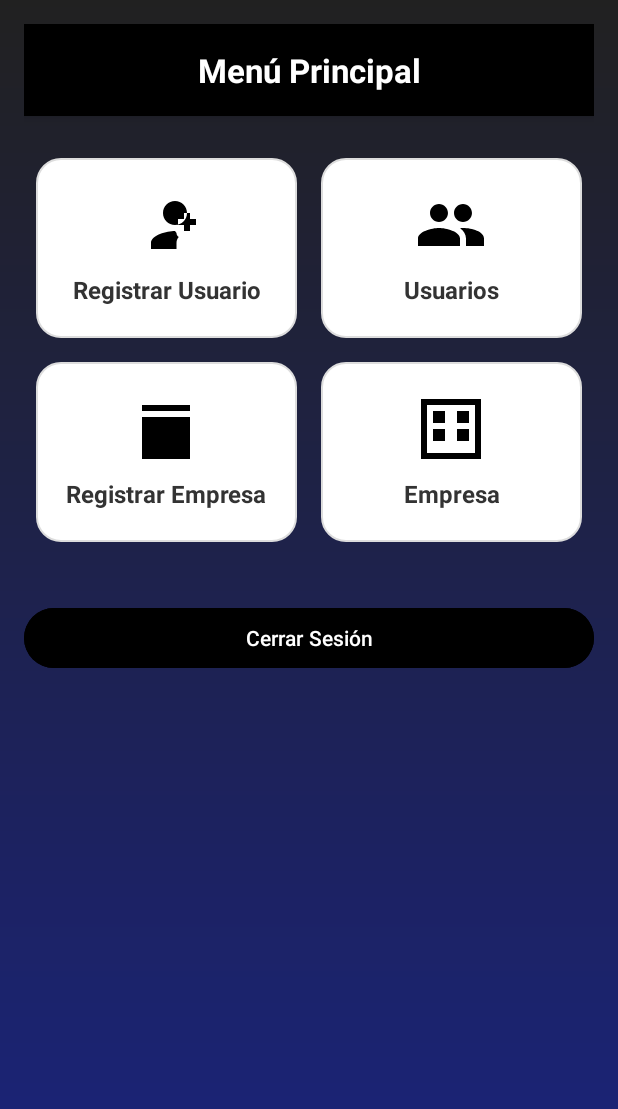
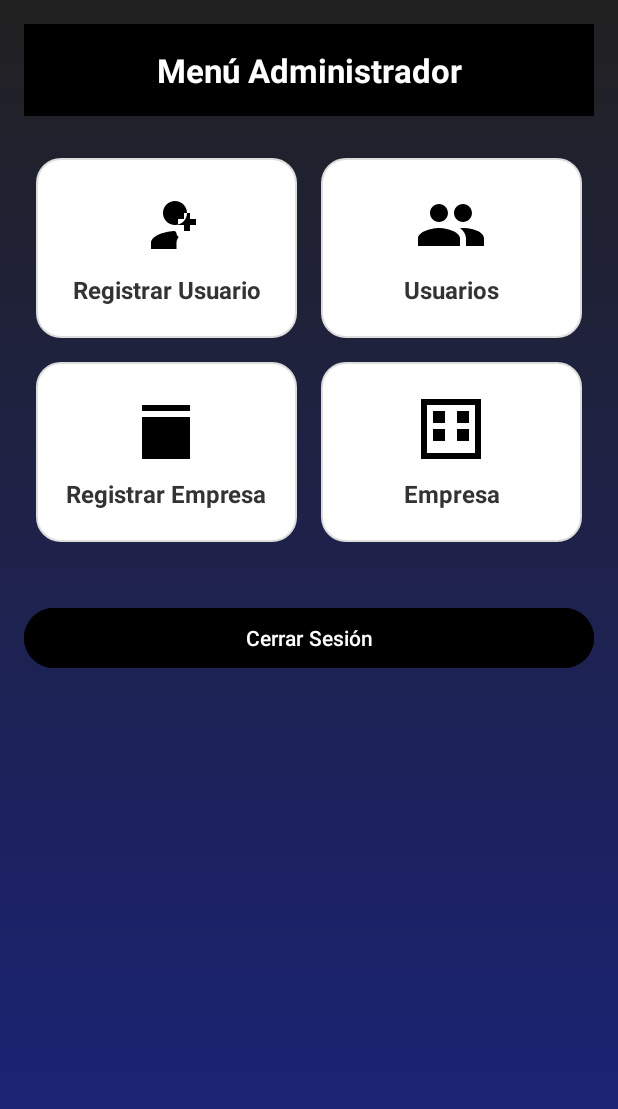
Before and after one commit to yojans-gab/FianzasSB, an Android app: the MenuAdministrador screen opened directly, with no data from a screen before it, on a phone screen of 412 x 824 dp. Shown: the top 1109 px of the screen. Run offline under Robolectric (Android 15) with nearby library versions, the phone set to English and light mode, and no system bars; our stand-ins replace Firebase (no records; nobody signed in at launch, a user with empty details on screens opened directly).

Commit message:
tituli cambiado

```diff
--- a/app/src/main/res/layout/activity_menu_administrador.xml
+++ b/app/src/main/res/layout/activity_menu_administrador.xml
@@ -8,7 +8,7 @@
     android:layout_height="match_parent">
 
     <TextView
-        android:text="Menú Principal"
+        android:text="Menú Administrador"
         android:textSize="22sp"
         android:textStyle="bold"
         android:gravity="center"
```
